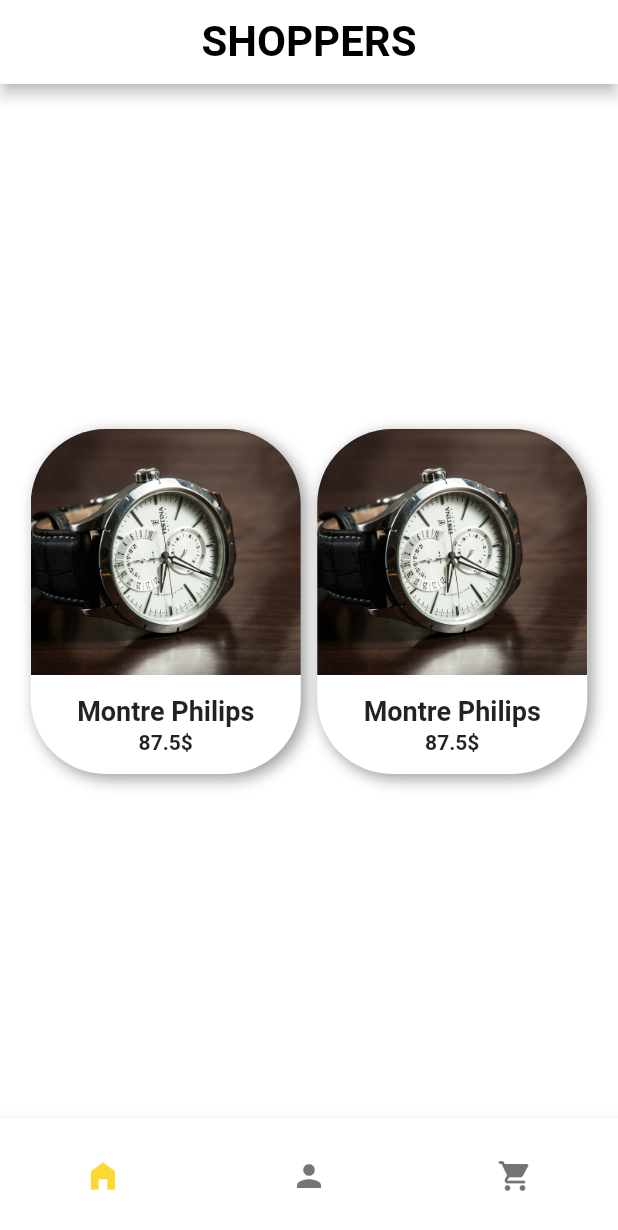
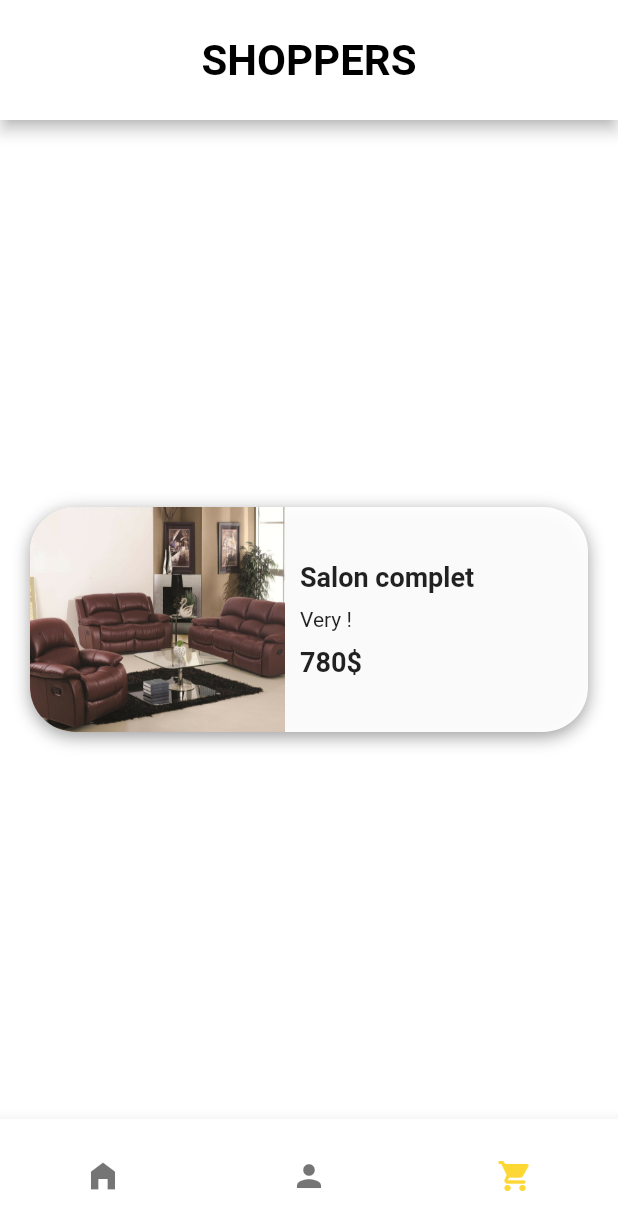
Before and after one commit to mno05/ecommerce, a Flutter app: the screen it shows after launch, on a phone screen of 412 x 824 dp. Shown: the top 1230 px of the screen. Run offline on Flutter 3.47's test engine with Material 2 defaults, Android fonts, the phone set to English and light mode, and no system bars; Roboto replaces fonts that are missing (Schyler).

Commit message:
Vers la fin du design

```diff
--- a/lib/Vue/Data/Colors.dart
+++ b/lib/Vue/Data/Colors.dart
@@ -2,4 +2,6 @@ import 'package:flutter/material.dart';
 
 class ColorData {
   static Color primaryColor = Colors.yellow.shade600;
+  static Color bcgrndcolor = Colors.white.withOpacity(.94);
+  static Color shadowColor = Colors.black38;
 }
--- a/lib/Vue/Home.dart
+++ b/lib/Vue/Home.dart
@@ -1,3 +1,5 @@
+import 'package:ecommerce/Vue/Data/Colors.dart';
+import 'package:ecommerce/Vue/widgets/AppBar.dart';
 import 'package:ecommerce/Vue/widgets/NavigateBar.dart';
 import 'package:flutter/material.dart';
 
@@ -12,20 +14,8 @@ class _HomeState extends State<Home> {
   @override
   Widget build(BuildContext context) {
     return Scaffold(
-      backgroundColor: Colors.white.withOpacity(.94),
-      appBar: AppBar(
-        title: Text(
-          "SHOPPERS",
-          style: TextStyle(
-            fontSize: 28,
-            fontWeight: FontWeight.bold,
-            color: Colors.black,
-            fontFamily: 'Schyler',
-          ),
-        ),
-        centerTitle: true,
-        backgroundColor: Colors.white,
-      ),
+      backgroundColor: ColorData.bcgrndcolor,
+      appBar: AppBarC(),
       body: Center(
           child: Padding(
         padding: const EdgeInsets.all(15.0),
@@ -37,7 +27,9 @@ class _HomeState extends State<Home> {
           ],
         ),
       )),
-      bottomNavigationBar: NavigateBar(),
+      bottomNavigationBar: NavigateBar(
+        index: 0,
+      ),
     );
   }
 }
@@ -49,7 +41,7 @@ Widget ShopCard() {
     decoration: BoxDecoration(
       boxShadow: [
         BoxShadow(
-          color: Colors.black38,
+          color: ColorData.shadowColor,
           offset: Offset(3, 3),
           blurRadius: 8,
         )
--- /dev/null
+++ b/lib/Vue/Shopping.dart
@@ -0,0 +1,83 @@
+import 'package:ecommerce/Vue/Data/Colors.dart';
+import 'package:ecommerce/Vue/widgets/AppBar.dart';
+import 'package:ecommerce/Vue/widgets/NavigateBar.dart';
+import 'package:flutter/material.dart';
+
+class Shopping extends StatefulWidget {
+  const Shopping({Key key}) : super(key: key);
+
+  @override
+  State<Shopping> createState() => _ShoppingState();
+}
+
+class _ShoppingState extends State<Shopping> {
+  @override
+  Widget build(BuildContext context) {
+    return Scaffold(
+      backgroundColor: ColorData.bcgrndcolor,
+      appBar: AppBarC(),
+      body: Center(
+        child: ShopCard(),
+      ),
+      bottomNavigationBar: NavigateBar(
+        index: 2,
+      ),
+    );
+  }
+}
+
+Widget ShopCard() {
+  return Container(
+    margin: EdgeInsets.all(20),
+    height: 150,
+    decoration: BoxDecoration(
+        color: ColorData.bcgrndcolor,
+        borderRadius: BorderRadius.all(Radius.circular(30)),
+        boxShadow: [
+          BoxShadow(
+              color: ColorData.shadowColor,
+              offset: Offset(0, 3),
+              blurRadius: 9),
+        ]),
+    child: Row(
+      children: [
+        Container(
+          decoration: BoxDecoration(
+              borderRadius: BorderRadius.horizontal(
+                left: Radius.circular(30),
+              ),
+              image: DecorationImage(
+                  image: AssetImage('img/salon.jpg'), fit: BoxFit.cover)),
+          width: 170,
+        ),
+        Expanded(
+            child: Padding(
+          padding: EdgeInsets.all(10),
+          child: Column(
+            mainAxisAlignment: MainAxisAlignment.center,
+            crossAxisAlignment: CrossAxisAlignment.start,
+            children: [
+              Text(
+                'Salon complet',
+                style: TextStyle(
+                  fontSize: 18,
+                  fontWeight: FontWeight.bold,
+                ),
+              ),
+              SizedBox(height: 10),
+              Text('Very !'),
+              SizedBox(height: 10),
+              Text(
+                '780\$',
+                style: TextStyle(
+                  fontSize: 18,
+                  fontWeight: FontWeight.bold,
+                ),
+              ),
+            ],
+          ),
+        ))
+      ],
+    ),
+  );
+}
--- /dev/null
+++ b/lib/Vue/widgets/AppBar.dart
@@ -0,0 +1,32 @@
+import 'package:flutter/material.dart';
+
+class AppBarC extends StatelessWidget with PreferredSizeWidget {
+  const AppBarC({Key key}) : super(key: key);
+
+  @override
+  Widget build(BuildContext context) {
+    return AppBar(
+      title: Column(
+        mainAxisAlignment: MainAxisAlignment.center,
+        children: [
+          SizedBox(height: 25),
+          Text(
+            "SHOPPERS",
+            style: TextStyle(
+              fontSize: 28,
+              fontWeight: FontWeight.bold,
+              color: Colors.black,
+              fontFamily: 'Schyler',
+            ),
+          ),
+        ],
+      ),
+      centerTitle: true,
+      backgroundColor: Colors.white,
+    );
+  }
+
+  @override
+  // TODO: implement preferredSize
+  Size get preferredSize => new Size.fromHeight(80);
+}
--- a/lib/Vue/widgets/NavigateBar.dart
+++ b/lib/Vue/widgets/NavigateBar.dart
@@ -1,21 +1,29 @@
 import 'package:ecommerce/Vue/Data/Colors.dart';
 import 'package:flutter/material.dart';
 
-class NavigateBar extends StatefulWidget {
-  const NavigateBar({Key key}) : super(key: key);
-
-  @override
-  State<NavigateBar> createState() => _NavigateBarState();
-}
-
-class _NavigateBarState extends State<NavigateBar> {
+class NavigateBar extends StatelessWidget {
+  const NavigateBar({Key key, this.index = 0}) : super(key: key);
+  final int index;
   @override
   Widget build(BuildContext context) {
     return BottomNavigationBar(
+      onTap: (value) {
+        switch (value) {
+          case 0:
+            Navigator.pushReplacementNamed(context, "/home");
+            break;
+          case 1:
+            Navigator.pushReplacementNamed(context, "/profile");
+            break;
+          case 2:
+            Navigator.pushReplacementNamed(context, "/shopping");
+            break;
+        }
+      },
+      currentIndex: index,
       showSelectedLabels: false,
       showUnselectedLabels: false,
       selectedItemColor: ColorData.primaryColor,
-
       backgroundColor: Colors.white,
       items: [
         BottomNavigationBarItem(
--- a/lib/main.dart
+++ b/lib/main.dart
@@ -1,4 +1,7 @@
+import 'package:ecommerce/Vue/Details.dart';
 import 'package:ecommerce/Vue/Home.dart';
+import 'package:ecommerce/Vue/Profile.dart';
+import 'package:ecommerce/Vue/Shopping.dart';
 import 'package:ecommerce/Vue/inscription.dart';
 import 'package:ecommerce/Vue/login.dart';
 import 'package:flutter/material.dart';
@@ -18,8 +21,11 @@ class app extends StatelessWidget {
         "/login": (context) => Login(),
         "/inscription": (context) => Inscription(),
         "/home": (context) => Home(),
+        "/details": (context) => Details(),
+        "/profile": (context) => Profile(),
+        "/shopping": (context) => Shopping(),
       },
-      initialRoute: "/home",
+      initialRoute: "/shopping",
     );
   }
 }
```
Also changed, not shown: lib/Vue/Details.dart (added, +128 -0 lines), lib/Vue/Profile.dart (added, +22 -0 lines).
